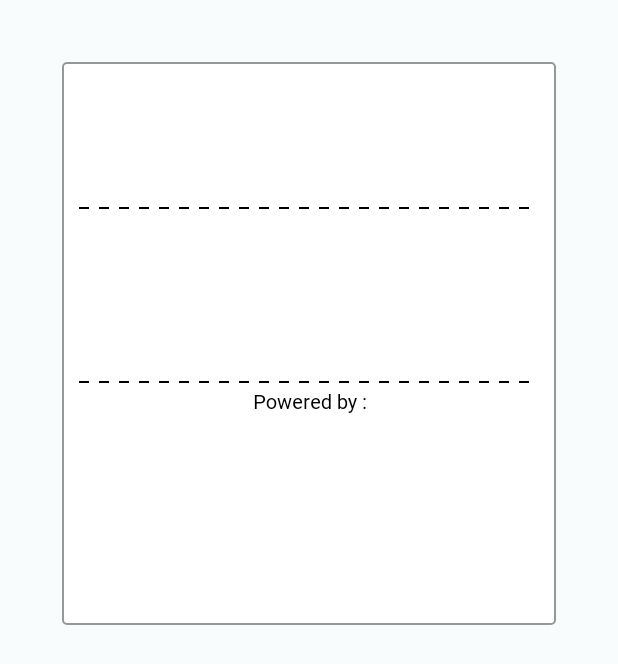
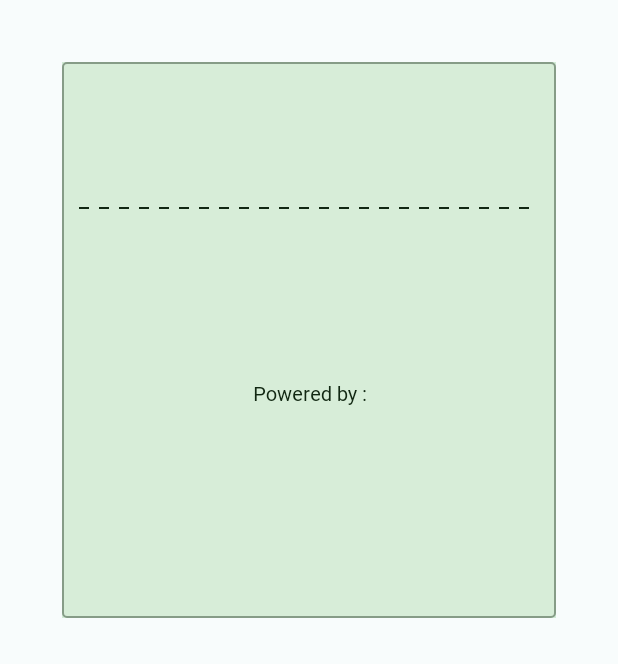
Before and after one commit to avinashtilekar/CollectionApp, an Android app: the layout print_dialog.xml on its own in the app's theme, with its tools: preview values and no code run, on a phone screen of 412 x 824 dp. Shown: the top 664 px of the screen. Run offline under Robolectric (Android 15) with nearby library versions, the phone set to English and light mode, and no system bars.

Commit message:
print preview created

```diff
--- a/app/src/main/res/layout/print_dialog.xml
+++ b/app/src/main/res/layout/print_dialog.xml
@@ -4,14 +4,21 @@
     android:background="@color/card_bg"
     android:padding="@dimen/_32sdp">
 
-    <LinearLayout
-        android:id="@+id/ll_print_preview"
+    <RelativeLayout
+        android:id="@+id/rlMain"
         android:layout_width="match_parent"
         android:layout_height="wrap_content"
         android:background="@drawable/card_background_small_corner"
         android:gravity="center_vertical"
         android:orientation="vertical"
-        android:padding="@dimen/_8sdp">
+        >
+
+        <LinearLayout
+            android:padding="@dimen/_8sdp"
+            android:id="@+id/ll_print_preview"
+            android:layout_width="match_parent"
+            android:layout_height="wrap_content"
+            android:orientation="vertical">
 
             <ImageView
                 android:id="@+id/ivHeader"
@@ -31,7 +38,7 @@
 
             <ImageView
                 android:layout_width="match_parent"
-            android:layout_height="@dimen/_5sdp"
+                android:layout_height="@dimen/_1sdp"
                 android:layout_marginTop="@dimen/_4sdp"
                 android:src="@drawable/dash_line_background" />
 
@@ -55,4 +62,12 @@
                 android:layout_width="match_parent"
                 android:layout_height="@dimen/_70sdp" />
         </LinearLayout>
+
+        <View
+            android:id="@+id/view_blank"
+            android:layout_width="match_parent"
+            android:layout_height="@dimen/_285sdp"
+            android:background="#394CAF50"
+            android:orientation="vertical" />
+    </RelativeLayout>
 </LinearLayout>
```
Also changed, not shown: app/src/main/java/com/example/ajspire/collection/extensions/View.kt (+37 -3 lines), app/src/main/java/com/example/ajspire/collection/utility/printers/ExternelPrinterUtility.kt (+24 -4 lines), app/src/main/res/anim/slide_down.xml (added, +9 -0 lines), app/src/main/res/anim/slide_up.xml (added, +9 -0 lines). Lines whose indentation alone changed are shown as unchanged.
